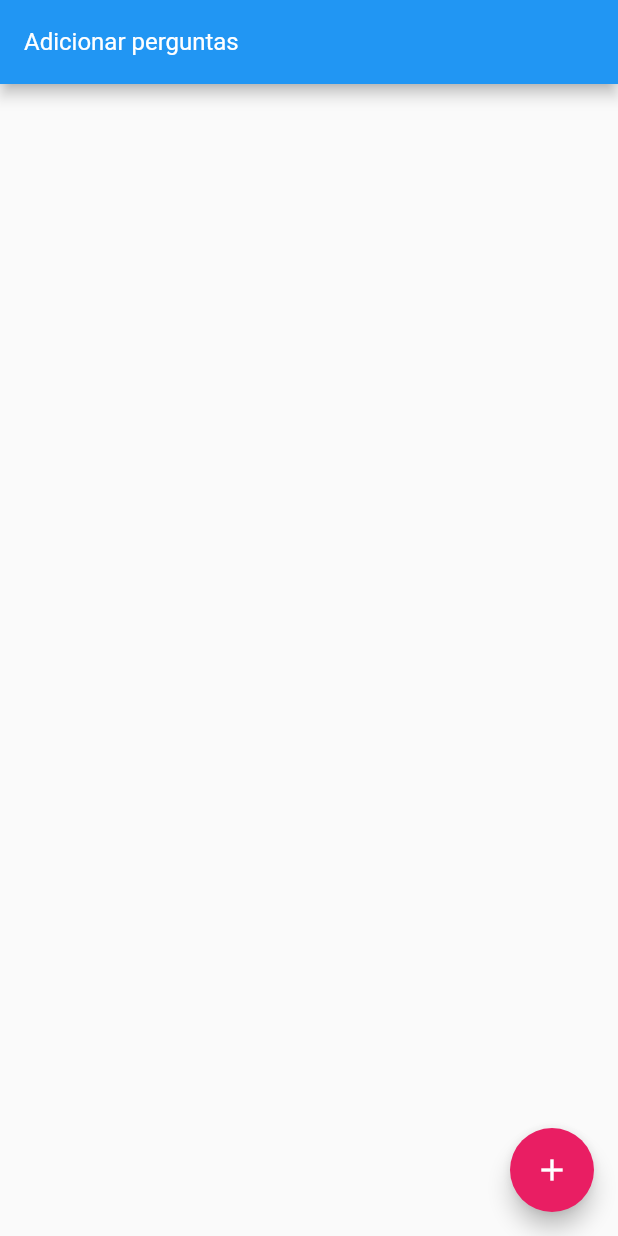
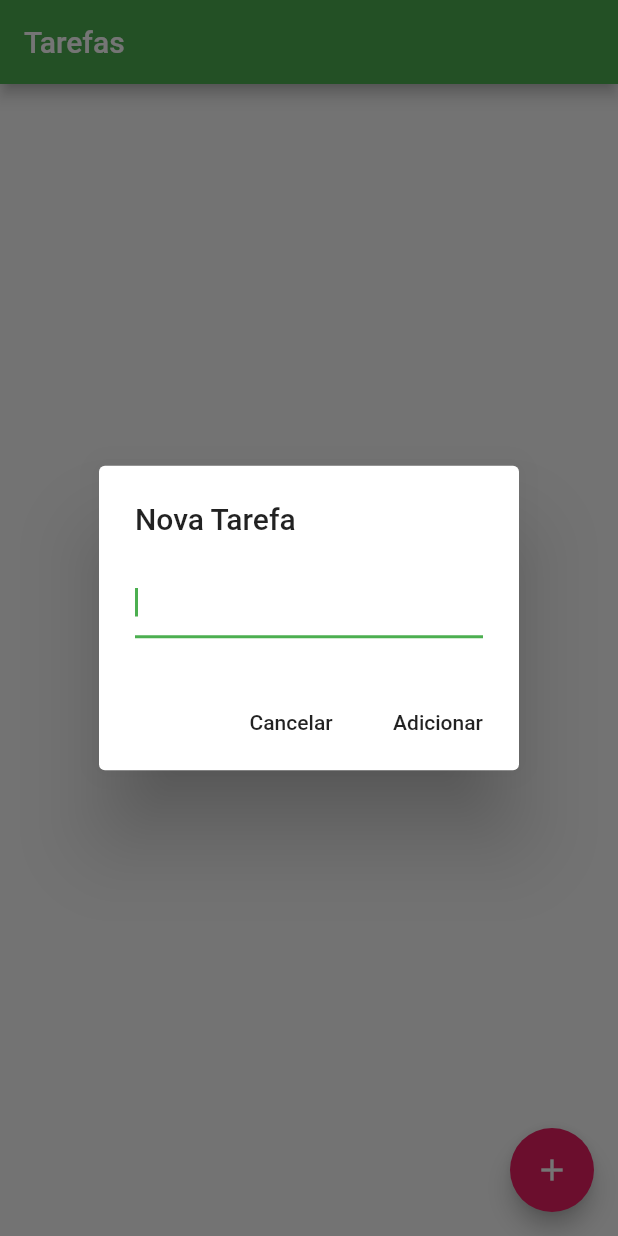
Before and after one commit to Hellyson-Ferreira/LIsta-de-Tarefas, a Flutter app: the screen it shows after launch, after a tap on the "add" icon, on a phone screen of 412 x 824 dp. Run offline on Flutter 3.47's test engine with Material 2 defaults, Android fonts, the phone set to English and light mode, and no system bars; our stand-ins replace sqflite; accounts and stored records are empty.

Commit message:
Ajustes no designer 📱

```diff
--- a/lib/home.dart
+++ b/lib/home.dart
@@ -1,6 +1,5 @@
 import 'package:flutter/material.dart';
 import 'package:save_json/models/bancoBD.dart';
-
 import 'models/item.dart';
 
 class HomePage extends StatefulWidget {
@@ -34,7 +33,7 @@ class _HomePageState extends State<HomePage> {
     // transformaaListaemMapStringDynamic();
   }
 
-  Future<void> add() async {
+  Future<void> add(String texto) async {
     if (newTaskCtrl.text.isEmpty) return;
     setState(() {
       Item item = Item(title: "${newTaskCtrl.text}");
@@ -49,19 +48,44 @@ class _HomePageState extends State<HomePage> {
     await load();
   }
 
+  showAlertDialog(BuildContext context) {
+    AlertDialog alerta = AlertDialog(
+      title: Text('Nova Tarefa'),
+      content: TextField(
+        controller: newTaskCtrl,
+        autofocus: true,
+      ),
+      actions: <Widget>[
+        FlatButton(
+          child: Text('Cancelar'),
+          onPressed: () {
+            Navigator.of(context).pop();
+          },
+        ),
+        FlatButton(
+          child: Text('Adicionar'),
+          onPressed: () {
+            add(newTaskCtrl.value.text);
+            newTaskCtrl.clear();
+            Navigator.of(context).pop();
+          },
+        ),
+      ],
+    );
+    showDialog(
+      context: context,
+      builder: (BuildContext context) {
+        return alerta;
+      },
+    );
+  }
+
   @override
   Widget build(BuildContext context) {
     return Scaffold(
       appBar: AppBar(
         //Tirar Text
-        title: TextFormField(
-          keyboardType: TextInputType.text,
-          controller: newTaskCtrl,
-          decoration: InputDecoration(
-            labelText: "Adicionar perguntas",
-            labelStyle: TextStyle(color: Colors.white),
-          ),
-        ),
+        title: Text('Tarefas'),
       ),
       body: ListView.builder(
         itemCount: data.length,
@@ -72,8 +96,8 @@ class _HomePageState extends State<HomePage> {
             children: <Widget>[
               Dismissible(
                 child: ListTile(
-                  title: Text('${datas.title}'),
-                  subtitle: Text('${datas.id}'),
+                  title: Text('${datas.id} - ${datas.title}'),
+                  //subtitle: Text('${datas.id}'),
                 ),
                 key: Key(datas.toString()),
                 direction: DismissDirection.endToStart,
@@ -83,10 +107,10 @@ class _HomePageState extends State<HomePage> {
                   }
                 },
                 background: Container(
-                  color: Colors.red.withOpacity(0.4),
+                  color: Colors.red.withOpacity(0.9),
                   child: Padding(
                     padding: const EdgeInsets.all(8.0),
-                    child: Icon(Icons.close),
+                    child: Icon(Icons.delete),
                   ),
                   alignment: Alignment.centerRight,
                 ),
@@ -99,9 +123,8 @@ class _HomePageState extends State<HomePage> {
         },
       ),
       floatingActionButton: FloatingActionButton(
-        onPressed: () {
-          add();
-        },
+        onPressed: () => showAlertDialog(context),
+        tooltip: 'Adicionar',
         child: Icon(Icons.add),
         backgroundColor: Colors.pink,
       ),
--- a/lib/main.dart
+++ b/lib/main.dart
@@ -8,10 +8,10 @@ class MyApp extends StatelessWidget {
   @override
   Widget build(BuildContext context) {
     return MaterialApp(
-      title: 'Flutter Demo',
+      title: 'Flutter Tarefas',
       debugShowCheckedModeBanner: false,
       theme: ThemeData(
-        primarySwatch: Colors.blue,
+        primarySwatch: Colors.green,
       ),
       home: HomePage(),
     );
```
